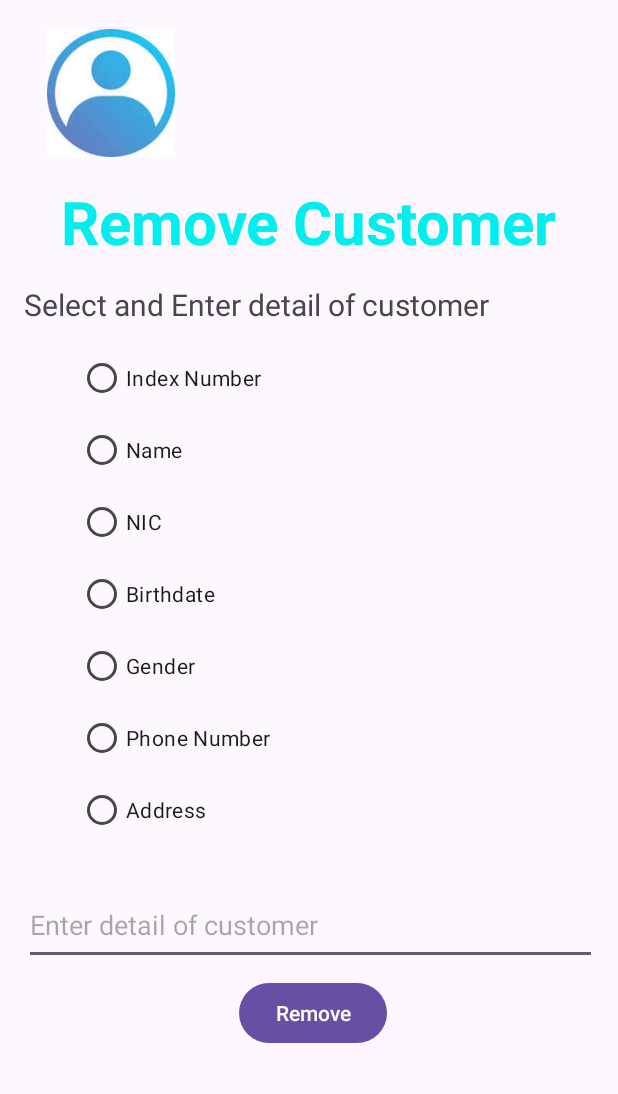
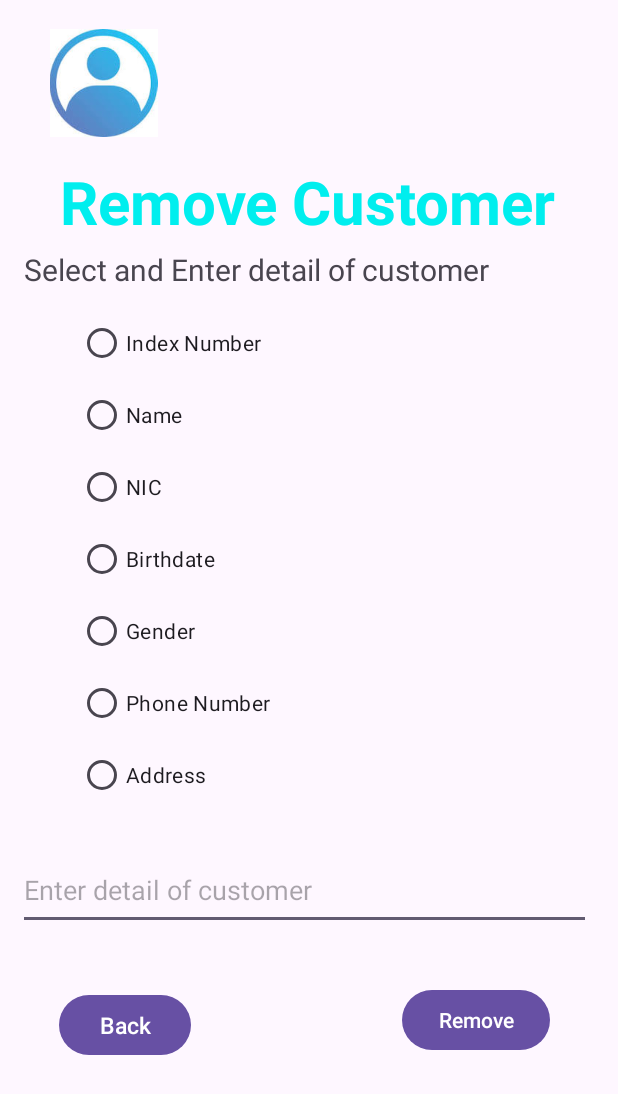
Before and after one commit to TharushiSamindara/ClientKeeper, an Android app: the RemoveCustomerActivity screen opened directly, with no data from a screen before it, on a phone screen of 412 x 824 dp. Shown: the top 1094 px of the screen. Run offline under Robolectric (Android 15) with nearby library versions, the phone set to English and light mode, and no system bars.

Commit message:
set back buttons

```diff
--- a/app/src/main/java/com/example/clientkeeper/DBHelper.kt
+++ b/app/src/main/java/com/example/clientkeeper/DBHelper.kt
@@ -15,7 +15,7 @@ class DBHelper(context: Context) : SQLiteOpenHelper(context, "Client", null, 1)
 
         // Table for saving clients details
         const val TABLE_NAME = "ClientDetails"
-        private const val SQL_CREATE_ENTRIES = "CREATE TABLE " + TABLE_NAME + " (index_no TEXT, name TEXT, nic TEXT, birthdate TEXT, gender TEXT, pn TEXT, address TEXT)"
+        private const val SQL_CREATE_ENTRIES = "CREATE TABLE " + TABLE_NAME + " (index_no TEXT, name TEXT, nic TEXT, birthdate TEXT, gender TEXT, pn TEXT, address TEXT, username TEXT)"
         private const val SQL_DELETE_ENTRIES = "DROP TABLE IF EXISTS " + TABLE_NAME
     }
 
@@ -47,7 +47,7 @@ class DBHelper(context: Context) : SQLiteOpenHelper(context, "Client", null, 1)
     }
 
     // insertData for clients details
-    fun insertData(indexNo: String?, name: String, nic: String?, birthdate: String, gender: String, pn: String, address: String): Long {
+    fun insertData(indexNo: String?, name: String, nic: String?, birthdate: String, gender: String, pn: String, address: String, username: String): Long {
         val values = ContentValues().apply {
             put("index_no", indexNo)
             put("name", name)
@@ -56,6 +56,7 @@ class DBHelper(context: Context) : SQLiteOpenHelper(context, "Client", null, 1)
             put("gender", gender)
             put("pn", pn)
             put("address", address)
+            put("username",username)
         }
 
         val db = this.writableDatabase
--- a/app/src/main/java/com/example/clientkeeper/RemoveCustomerActivity.kt
+++ b/app/src/main/java/com/example/clientkeeper/RemoveCustomerActivity.kt
@@ -1,7 +1,9 @@
 package com.example.clientkeeper
 
+import android.content.Intent
 import androidx.appcompat.app.AppCompatActivity
 import android.os.Bundle
+import android.widget.Button
 import android.widget.TextView
 
 class RemoveCustomerActivity : AppCompatActivity() {
@@ -15,5 +17,15 @@ class RemoveCustomerActivity : AppCompatActivity() {
 
         val usernameInsert = findViewById<TextView>(R.id.txtUsername)
         usernameInsert.text = usernameFromLogin
+
+        //back button
+        val btnBack = findViewById<Button>(R.id.btnBack)
+        val bundle = Bundle()
+        bundle.putString("usernamePara", usernameFromLogin)
+        btnBack.setOnClickListener{
+            val gotoNextScreen = Intent(applicationContext,DashboardActivity::class.java)
+            gotoNextScreen.putExtras(bundle)
+            startActivity(gotoNextScreen)
+        }
     }
 }
--- a/app/src/main/res/layout/activity_remove_customer.xml
+++ b/app/src/main/res/layout/activity_remove_customer.xml
@@ -8,8 +8,8 @@
 
     <TextView
         android:id="@+id/textView17"
-        android:layout_width="359dp"
-        android:layout_height="59dp"
+        android:layout_width="357dp"
+        android:layout_height="49dp"
         android:layout_marginStart="26dp"
         android:layout_marginTop="16dp"
         android:text="Remove Customer"
@@ -22,8 +22,8 @@
 
     <ImageView
         android:id="@+id/imageProfile"
-        android:layout_width="104dp"
-        android:layout_height="85dp"
+        android:layout_width="94dp"
+        android:layout_height="72dp"
         android:layout_marginStart="22dp"
         android:layout_marginTop="19dp"
         app:layout_constraintStart_toStartOf="parent"
@@ -108,7 +108,7 @@
         android:id="@+id/editTextSearchingDetail"
         android:layout_width="382dp"
         android:layout_height="53dp"
-        android:layout_marginStart="16dp"
+        android:layout_marginStart="12dp"
         android:layout_marginTop="16dp"
         android:ems="10"
         android:hint="Enter detail of customer"
@@ -120,9 +120,20 @@
         android:id="@+id/btnSearch"
         android:layout_width="wrap_content"
         android:layout_height="wrap_content"
-        android:layout_marginStart="159dp"
-        android:layout_marginTop="8dp"
+        android:layout_marginStart="268dp"
+        android:layout_marginTop="36dp"
         android:text="Remove"
+        app:layout_constraintStart_toStartOf="parent"
+        app:layout_constraintTop_toBottomOf="@+id/editTextSearchingDetail" />
+
+    <Button
+        android:id="@+id/btnBack"
+        android:layout_width="wrap_content"
+        android:layout_height="wrap_content"
+        android:layout_marginStart="39dp"
+        android:layout_marginTop="39dp"
+        android:text="Back"
+        android:textSize="15dp"
         app:layout_constraintStart_toStartOf="parent"
         app:layout_constraintTop_toBottomOf="@+id/editTextSearchingDetail" />
 
```
Also changed, not shown: app/src/main/java/com/example/clientkeeper/EditCustomerActivity.kt (+12 -0 lines), app/src/main/java/com/example/clientkeeper/NewCustomerActivity.kt (+14 -5 lines), app/src/main/java/com/example/clientkeeper/SearchCustomerActivity.kt (+12 -0 lines), app/src/main/java/com/example/clientkeeper/SearchCustomerActivity2.kt (+12 -0 lines), app/src/main/res/layout/activity_edit_customer.xml (+17 -6 lines), app/src/main/res/layout/activity_new_customer.xml (+15 -4 lines), app/src/main/res/layout/activity_search_customer.xml (+14 -3 lines), app/src/main/res/layout/activity_search_customer2.xml (+9 -0 lines).
